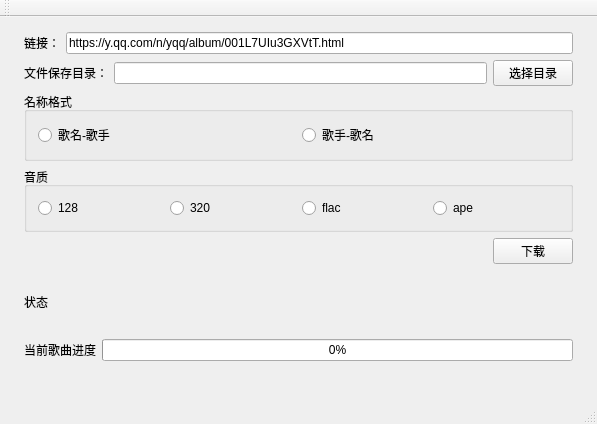
This is qqmusic.ui in z52c/MusicDownloader as Qt 5 draws it before an edit. The edited form follows.
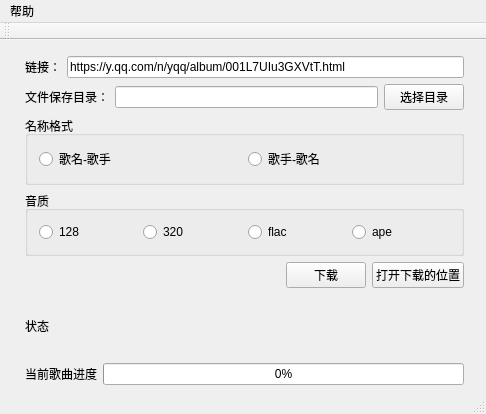
This is the edited form.

The edit to the form file:
```diff
--- a/qqmusic.ui
+++ b/qqmusic.ui
@@ -9,20 +9,20 @@
    <rect>
     <x>0</x>
     <y>0</y>
-    <width>597</width>
-    <height>424</height>
+    <width>486</width>
+    <height>414</height>
    </rect>
   </property>
   <property name="windowTitle">
    <string>QQMusicDownloader</string>
   </property>
   <widget class="QWidget" name="centralWidget">
-   <widget class="QWidget" name="layoutWidget">
+   <widget class="QWidget" name="">
     <property name="geometry">
      <rect>
-      <x>13</x>
-      <y>4</y>
-      <width>571</width>
+      <x>14</x>
+      <y>5</y>
+      <width>461</width>
       <height>351</height>
      </rect>
     </property>
@@ -55,7 +55,11 @@
         </widget>
        </item>
        <item>
-        <widget class="QLineEdit" name="lineEditMp3Path"/>
+        <widget class="QLineEdit" name="lineEditMp3Path">
+         <property name="text">
+          <string/>
+         </property>
+        </widget>
        </item>
        <item>
         <widget class="QPushButton" name="pushButtonChoosePath">
@@ -148,6 +152,13 @@
          </property>
         </widget>
        </item>
+       <item>
+        <widget class="QPushButton" name="pushButton">
+         <property name="text">
+          <string>打开下载的位置</string>
+         </property>
+        </widget>
+       </item>
       </layout>
      </item>
      <item>
@@ -194,10 +205,18 @@
     <rect>
      <x>0</x>
      <y>0</y>
-     <width>597</width>
+     <width>486</width>
      <height>23</height>
     </rect>
    </property>
+   <widget class="QMenu" name="menu">
+    <property name="title">
+     <string>帮助</string>
+    </property>
+    <addaction name="action"/>
+    <addaction name="action_2"/>
+   </widget>
+   <addaction name="menu"/>
   </widget>
   <widget class="QToolBar" name="mainToolBar">
    <attribute name="toolBarArea">
```
Left out of the diff: 12 changed lines with no effect on the pictures.
